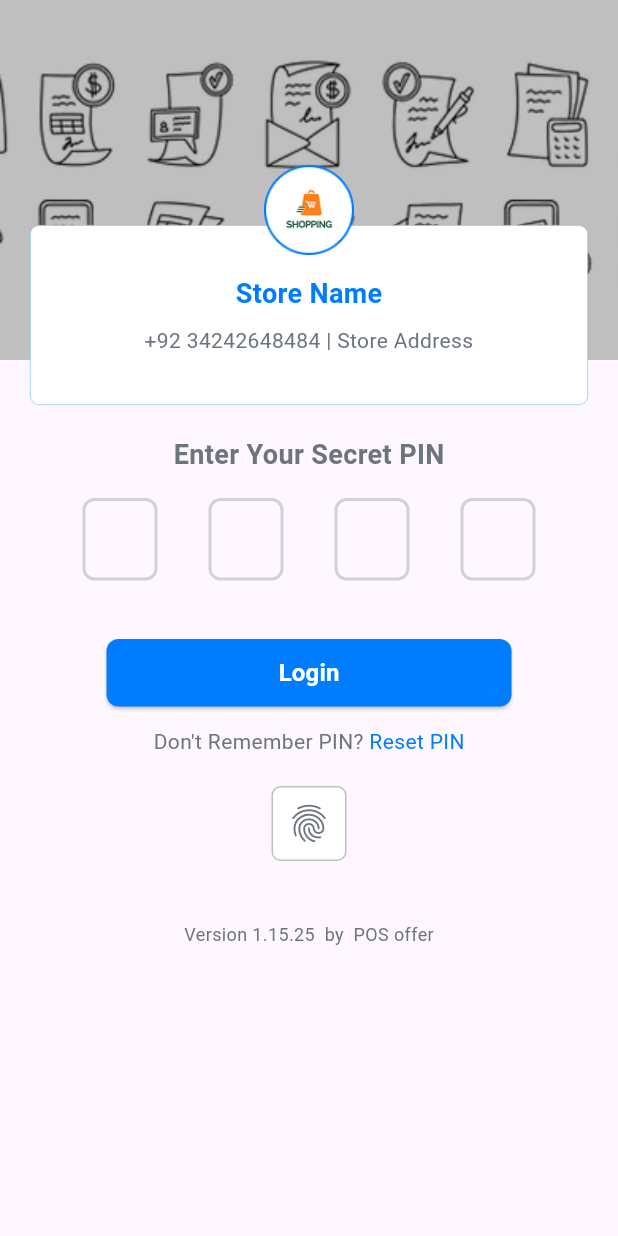
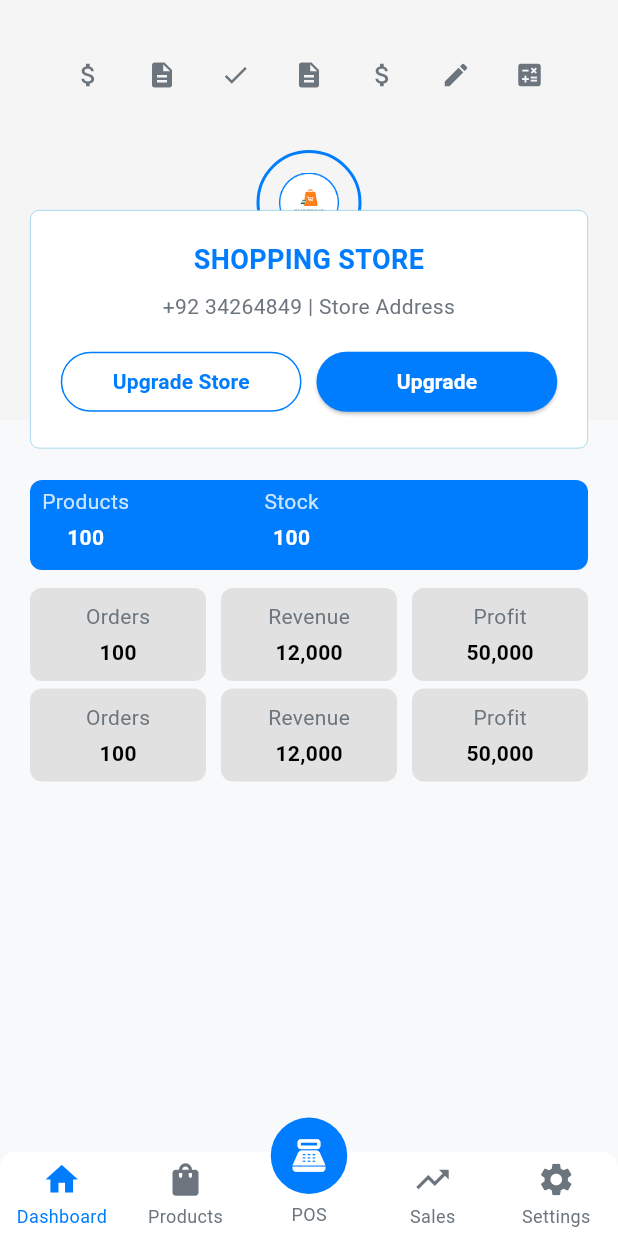
Before and after one commit to maliksubhan3018/Pos-Version-1, a Flutter app: the Login screen opened by its route, after a tap on "Login", on a phone screen of 412 x 824 dp. Run offline on Flutter 3.47's test engine with Material 3 defaults, Android fonts, the phone set to English and light mode, and no system bars; drawn by our look-alikes of persistent_bottom_nav_bar, pin_code_fields; our stand-ins replace fl_chart, get, image_picker.

Commit message:
dashboard and some updated names of widgets

```diff
--- a/lib/config/route.dart
+++ b/lib/config/route.dart
@@ -4,21 +4,18 @@ import 'package:posversion1/view/auth/login.dart';
 import 'package:posversion1/view/auth/set_security.dart';
 import 'package:posversion1/view/auth/store_profile.dart';
 import 'package:posversion1/view/auth/user_profile.dart';
+import 'package:posversion1/view/dashboard/dashboard.dart';
 import 'package:posversion1/view/splash/onboarding.dart';
 import 'package:posversion1/view/splash/splash.dart';
 
 class AppRoutes {
-  static routes() =>[
+  static routes() => [
     GetPage(name: MyPagesName.splash, page: () => const Splash()),
-
     GetPage(name: MyPagesName.onboarding, page: () => const Onboarding()),
     GetPage(name: MyPagesName.userprofile, page: () => const UserProfile()),
     GetPage(name: MyPagesName.storeProfile, page: () => const StoreProfile()),
     GetPage(name: MyPagesName.setSecurity, page: () => const SetSecurity()),
     GetPage(name: MyPagesName.login, page: () => const Login()),
-// GetPage(name: MyPagesName.onboarding1, page: () => const Onboarding1()),
-
-
-
+    GetPage(name: MyPagesName.dashboard, page: () => const Dashboard()),
   ];
 }
--- a/lib/config/route_name.dart
+++ b/lib/config/route_name.dart
@@ -8,4 +8,5 @@ class MyPagesName {
   static const String setSecurity = "/SetSecurity";
   static const String onboarding1 = "/Onboarding1";
   static const String login = "/Login";
+  static const String dashboard = "/Dashboard";
 }
--- a/lib/view/auth/login.dart
+++ b/lib/view/auth/login.dart
@@ -1,6 +1,8 @@
 import 'package:flutter/material.dart';
+import 'package:get/get.dart';
 import 'package:pin_code_fields/pin_code_fields.dart';
-import 'package:posversion1/widgets/custom_button.dart';
+import 'package:posversion1/config/route_name.dart';
+import 'package:posversion1/widgets/button.dart';
 import 'package:posversion1/widgets/mycolors.dart';
 import 'package:posversion1/widgets/myimages.dart';
 
@@ -113,7 +115,9 @@ class Login extends StatelessWidget {
               padding: EdgeInsets.symmetric(horizontal: 20),
               child: CustomButton(
                 text: 'Login',
-                onPressed: () {},
+                onPressed: () {
+                  Get.toNamed(MyPagesName.dashboard);
+                },
                 isSubmit: true,
               ),
             ),
@@ -149,7 +153,7 @@ class Login extends StatelessWidget {
               child: Icon(Icons.fingerprint, color: AppColors.gray, size: 30),
             ),
             SizedBox(height: 40),
-             Text(
+            Text(
               'Version 1.15.25  by  POS offer',
               style: TextStyle(color: AppColors.gray, fontSize: 12),
             ),
--- /dev/null
+++ b/lib/view/dashboard/dashboard.dart
@@ -0,0 +1,249 @@
+// ignore_for_file: deprecated_member_use
+
+import 'package:fl_chart/fl_chart.dart';
+import 'package:flutter/material.dart';
+import 'package:persistent_bottom_nav_bar/persistent_bottom_nav_bar.dart';
+import 'package:posversion1/widgets/mycolors.dart';
+import 'package:posversion1/widgets/store_header.dart';
+
+class Dashboard extends StatefulWidget {
+  const Dashboard({super.key});
+
+  @override
+  State<Dashboard> createState() => _DashboardState();
+}
+
+class _DashboardState extends State<Dashboard> {
+  late PersistentTabController _controller;
+
+  @override
+  void initState() {
+    super.initState();
+    _controller = PersistentTabController(initialIndex: 0);
+  }
+
+  List<Widget> _buildScreens() {
+    return [
+      const _DashboardHome(),
+      const Center(child: Text("Products Page")),
+      const Center(child: Text("POS Page")),
+      const Center(child: Text("Sales Page")),
+      const Center(child: Text("Settings Page")),
+    ];
+  }
+
+  List<PersistentBottomNavBarItem> _navBarsItems() {
+    return [
+      PersistentBottomNavBarItem(
+        icon: const Icon(Icons.home),
+        title: ("Dashboard"),
+        activeColorPrimary: AppColors.blue,
+        inactiveColorPrimary: AppColors.gray,
+      ),
+      PersistentBottomNavBarItem(
+        icon: const Icon(Icons.shopping_bag),
+        title: ("Products"),
+        activeColorPrimary: AppColors.blue,
+        inactiveColorPrimary: AppColors.gray,
+      ),
+      PersistentBottomNavBarItem(
+        icon: const Icon(Icons.point_of_sale),
+        title: ("POS"),
+        activeColorPrimary: AppColors.blue,
+        inactiveColorPrimary: AppColors.gray,
+      ),
+      PersistentBottomNavBarItem(
+        icon: const Icon(Icons.trending_up),
+        title: ("Sales"),
+        activeColorPrimary: AppColors.blue,
+        inactiveColorPrimary: AppColors.gray,
+      ),
+      PersistentBottomNavBarItem(
+        icon: const Icon(Icons.settings),
+        title: ("Settings"),
+        activeColorPrimary: AppColors.blue,
+        inactiveColorPrimary: AppColors.gray,
+      ),
+    ];
+  }
+
+  @override
+  Widget build(BuildContext context) {
+    return PersistentTabView(
+      context,
+      controller: _controller,
+      screens: _buildScreens(),
+      items: _navBarsItems(),
+      // confineInSafeArea: true,
+      backgroundColor: Colors.white,
+      handleAndroidBackButtonPress: true,
+      resizeToAvoidBottomInset: true,
+      stateManagement: true,
+      // hideNavigationBarWhenKeyboardShows: true,
+      decoration: NavBarDecoration(
+        borderRadius: BorderRadius.circular(10.0),
+        colorBehindNavBar: Colors.white,
+      ),
+      // popAllScreensOnTapOfSelectedTab: true,
+      // popActionScreens: PopActionScreensType.all,
+      // itemAnimationProperties: const ItemAnimationProperties(
+      //   duration: Duration(milliseconds: 300),
+      //   curve: Curves.ease,
+      // ),
+      // screenTransitionAnimation: const ScreenTransitionAnimation(
+      //   animateTabTransition: true,
+      //   curve: Curves.easeInOut,
+      //   duration: Duration(milliseconds: 300),
+      // ),
+      navBarStyle: NavBarStyle.style15, // ✅ Style 15 (your requested style)
+    );
+  }
+}
+
+// ✅ Extracted your original dashboard content into a separate widget
+class _DashboardHome extends StatelessWidget {
+  const _DashboardHome();
+
+  @override
+  Widget build(BuildContext context) {
+    final screenWidth = MediaQuery.of(context).size.width;
+    final cardWidth =
+        (screenWidth - 60) / 3; // 3 cards, 2 gaps of 10, padding 20
+
+    return Scaffold(
+      backgroundColor: AppColors.lightGray,
+      body: SafeArea(
+        child: Column(
+          children: [
+            const StoreHeader(),
+            const SizedBox(height: 40),
+            // Metrics Section: Blue Container + Grey Cards
+            Padding(
+              padding: const EdgeInsets.symmetric(horizontal: 20.0),
+              child: Column(
+                children: [
+                  // Blue Container: Products & Stock
+                  _buildBlueContainer(),
+                  const SizedBox(height: 12),
+                  // Grey Cards: Orders, Revenue, Profit
+                  Row(
+                    children: [
+                      _buildGreyCard(cardWidth, '100', 'Orders'),
+                      const SizedBox(width: 10),
+                      _buildGreyCard(cardWidth, '12,000', 'Revenue'),
+                      const SizedBox(width: 10),
+                      _buildGreyCard(cardWidth, '50,000', 'Profit'),
+                    ],
+                  ),
+                  const SizedBox(height: 5),
+                  Row(
+                    children: [
+                      _buildGreyCard(cardWidth, '100', 'Orders'),
+                      const SizedBox(width: 10),
+                      _buildGreyCard(cardWidth, '12,000', 'Revenue'),
+                      const SizedBox(width: 10),
+                      _buildGreyCard(cardWidth, '50,000', 'Profit'),
+                    ],
+                  ),
+                ],
+              ),
+            ),
+            const SizedBox(height: 20),
+            // Sale Report with Chart
+            // _buildSaleReport(),
+            // const Spacer(),
+          ],
+        ),
+      ),
+      // ✅ Removed the old BottomNavigationBar (replaced by persistent nav)
+    );
+  }
+
+  // Blue Container: Products & Stock
+  static Widget _buildBlueContainer() {
+    return Container(
+      width: double.infinity,
+      height: 60,
+      padding: const EdgeInsets.symmetric(vertical: 4, horizontal: 8),
+      decoration: BoxDecoration(
+        color: AppColors.blue,
+        borderRadius: BorderRadius.circular(8),
+      ),
+      child: const Row(
+        children: [
+          _BlueMetric(label: 'Products', value: '100'),
+          SizedBox(width: 90),
+          _BlueMetric(label: 'Stock', value: '100'),
+        ],
+      ),
+    );
+  }
+
+  // Grey Card: Orders / Revenue / Profit
+  static Widget _buildGreyCard(double width, String value, String label) {
+    return Container(
+      width: width,
+      padding: const EdgeInsets.all(9),
+      decoration: BoxDecoration(
+        color: const Color.fromARGB(255, 225, 225, 225),
+        borderRadius: BorderRadius.circular(8),
+      ),
+      child: _GreyMetric(label: label, value: value),
+    );
+  }
+}
+
+// Blue Metric Widget
+class _BlueMetric extends StatelessWidget {
+  final String value;
+  final String label;
+
+  const _BlueMetric({required this.value, required this.label});
+
+  @override
+  Widget build(BuildContext context) {
+    return Column(
+      children: [
+        Text(
+          label,
+          style: TextStyle(fontSize: 14, color: Colors.white.withOpacity(0.8)),
+        ),
+        const SizedBox(height: 4),
+        Text(
+          value,
+          style: const TextStyle(
+            fontSize: 14,
+            fontWeight: FontWeight.bold,
+            color: Colors.white,
+          ),
+        ),
+      ],
+    );
+  }
+}
+
+// Grey Metric Widget
+class _GreyMetric extends StatelessWidget {
+  final String value;
+  final String label;
+
+  const _GreyMetric({required this.value, required this.label});
+
+  @override
+  Widget build(BuildContext context) {
+    return Column(
+      children: [
+        Text(label, style: TextStyle(fontSize: 14, color: AppColors.gray)),
+        const SizedBox(height: 4),
+        Text(
+          value,
+          style: const TextStyle(
+            fontSize: 14,
+            fontWeight: FontWeight.bold,
+            color: AppColors.black,
+          ),
+        ),
+      ],
+    );
+  }
+}
--- a/lib/view/splash/onboarding.dart
+++ b/lib/view/splash/onboarding.dart
@@ -2,7 +2,7 @@ import 'package:flutter/material.dart';
 import 'package:get/get.dart';
 import 'package:posversion1/config/route_name.dart';
 
-import 'package:posversion1/widgets/custom_button.dart';
+import 'package:posversion1/widgets/button.dart';
 import 'package:posversion1/widgets/myimages.dart';
 
 class Onboarding extends StatelessWidget {
--- a/lib/widgets/custom_button.dart
+++ b/lib/widgets/button.dart
@@ -24,7 +24,7 @@ class CustomButton extends StatelessWidget {
         child: ElevatedButton(
           onPressed: onPressed,
           style: ElevatedButton.styleFrom(
-            backgroundColor: AppColors.blue, // Updated here
+            backgroundColor: AppColors.blue,
             foregroundColor: AppColors.white,
             shape: RoundedRectangleBorder(
               borderRadius: BorderRadius.circular(8),
--- a/lib/widgets/custom_dropdown.dart
+++ b/lib/widgets/dropdown.dart
@@ -49,7 +49,7 @@ class CustomDropdown extends StatelessWidget {
               fillColor: Colors.white,
               contentPadding: const EdgeInsets.symmetric(
                 horizontal: 12,
-                vertical: 8, // Reduced vertical padding to decrease height
+                vertical: 8,
               ),
             ),
           ),
--- /dev/null
+++ b/lib/widgets/store_header.dart
@@ -0,0 +1,139 @@
+// lib/widgets/store_header.dart
+import 'package:flutter/material.dart';
+import 'package:posversion1/widgets/mycolors.dart';
+import 'package:posversion1/widgets/myimages.dart';
+
+class StoreHeader extends StatelessWidget {
+  const StoreHeader({super.key});
+
+  @override
+  Widget build(BuildContext context) {
+    return Stack(
+      clipBehavior: Clip.none,
+      children: [
+        Container(
+          height: 280,
+          width: double.infinity,
+          decoration: BoxDecoration(
+            color: Colors.grey[100],
+          ),
+        ),
+        Positioned(
+          top: 40,
+          left: 20,
+          right: 20,
+          child: Row(
+            mainAxisAlignment: MainAxisAlignment.spaceEvenly,
+            children: [
+              Icon(Icons.attach_money, size: 20, color: AppColors.gray),
+              Icon(Icons.description, size: 20, color: AppColors.gray),
+              Icon(Icons.check, size: 20, color: AppColors.gray),
+              Icon(Icons.description, size: 20, color: AppColors.gray),
+              Icon(Icons.attach_money, size: 20, color: AppColors.gray),
+              Icon(Icons.edit, size: 20, color: AppColors.gray),
+              Icon(Icons.calculate, size: 20, color: AppColors.gray),
+            ],
+          ),
+        ),
+        Positioned(
+          top: 100,
+          left: 0,
+          right: 0,
+          child: Center(
+            child: Container(
+              width: 70,
+              height: 70,
+              decoration: BoxDecoration(
+                shape: BoxShape.circle,
+                color: Colors.transparent,
+                border: Border.all(
+                  color: AppColors.blue,
+                  width: 2,
+                ),
+              ),
+              child: Center(
+                child: Image.asset(
+                  MyImages.shoppinglogo,
+                  height: 40,
+                  width: 40,
+                ),
+              ),
+            ),
+          ),
+        ),
+        Positioned(
+          top: 140,
+          left: 20,
+          right: 20,
+          child: Container(
+            padding: EdgeInsets.all(20),
+            decoration: BoxDecoration(
+              color: AppColors.white,
+              borderRadius: BorderRadius.circular(6),
+              border: Border.all(
+                width: 0.5,
+                color: const Color.fromARGB(255, 143, 204, 232),
+              ),
+            ),
+            child: Column(
+              mainAxisSize: MainAxisSize.min,
+              children: [
+                Text(
+                  'SHOPPING STORE',
+                  style: TextStyle(
+                    fontSize: 18,
+                    fontWeight: FontWeight.bold,
+                    color: AppColors.blue,
+                  ),
+                  textAlign: TextAlign.center,
+                ),
+                const SizedBox(height: 8),
+                Text(
+                  '+92 34264849 | Store Address',
+                  style: TextStyle(color: AppColors.gray, fontSize: 14),
+                  textAlign: TextAlign.center,
+                ),
+                const SizedBox(height: 16),
+                Row(
+                  children: [
+                    Expanded(
+                      child: OutlinedButton(
+                        onPressed: () {},
+                        style: OutlinedButton.styleFrom(
+                          side: BorderSide(color: AppColors.blue),
+                        ),
+                        child: Text(
+                          'Upgrade Store',
+                          style: TextStyle(
+                            color: AppColors.blue,
+                            fontWeight: FontWeight.w600,
+                          ),
+                        ),
+                      ),
+                    ),
+                    const SizedBox(width: 10),
+                    Expanded(
+                      child: ElevatedButton(
+                        onPressed: () {},
+                        style: ElevatedButton.styleFrom(
+                          backgroundColor: AppColors.blue,
+                        ),
+                        child: Text(
+                          'Upgrade',
+                          style: TextStyle(
+                            color: Colors.white,
+                            fontWeight: FontWeight.w600,
+                          ),
+                        ),
+                      ),
+                    ),
+                  ],
+                ),
+              ],
+            ),
+          ),
+        ),
+      ],
+    );
+  }
+}
--- a/lib/widgets/custom_text_field.dart
+++ b/lib/widgets/text_form_field.dart
@@ -53,10 +53,10 @@ class CustomTextField extends StatelessWidget {
               ),
               filled: true,
               fillColor: Colors.white,
-              isDense: true, // reduces default vertical padding
+              isDense: true,
               contentPadding: const EdgeInsets.symmetric(
                 horizontal: 8,
-                vertical: 6, // smaller vertical padding
+                vertical: 6,
               ),
               suffixIcon: suffixIcon,
             ),
--- a/lib/widgets/custom_upload_field.dart
+++ b/lib/widgets/upload_field.dart
@@ -19,26 +19,26 @@ class CustomUploadField extends StatelessWidget {
   @override
   Widget build(BuildContext context) {
     return Padding(
-      padding: const EdgeInsets.only(bottom: 1),
+      padding:  EdgeInsets.only(bottom: 1),
       child: Column(
         crossAxisAlignment: CrossAxisAlignment.start,
         children: [
           Text(
             label,
-            style: const TextStyle(
+            style:  TextStyle(
               fontSize: 14,
               fontWeight: FontWeight.w500,
               color: Colors.black87,
             ),
           ),
-          const SizedBox(height: 1),
+           SizedBox(height: 1),
           GestureDetector(
             onTap: onTap,
             child: Container(
               width: double.infinity,
-              height: 42, // smaller height for compact look
+              height: 42,
               decoration: BoxDecoration(
-                color: Colors.white, // no border, just plain white background
+                color: Colors.white,
                 borderRadius: BorderRadius.circular(6),
               ),
               child: image != null
@@ -52,7 +52,7 @@ class CustomUploadField extends StatelessWidget {
                       ),
                     )
                   : Padding(
-                      padding: const EdgeInsets.symmetric(horizontal: 10),
+                      padding:  EdgeInsets.symmetric(horizontal: 10),
                       child: Row(
                         children: [
                           Icon(
@@ -60,7 +60,7 @@ class CustomUploadField extends StatelessWidget {
                             color: Colors.grey.shade500,
                             size: 18,
                           ),
-                          const SizedBox(width: 6),
+                           SizedBox(width: 6),
                           Expanded(
                             child: Text(
                               placeholder ?? 'Upload Image',
--- a/pubspec.yaml
+++ b/pubspec.yaml
@@ -39,6 +39,7 @@ dependencies:
   image_picker: ^1.2.0
   flutter_otp_text_field: ^1.5.1+1
   pin_code_fields: ^8.0.1
+  fl_chart: ^1.1.1
 
 dev_dependencies:
   flutter_test:
```
Also changed, not shown: lib/view/auth/set_security.dart (+4 -4 lines), lib/view/auth/store_profile.dart (+5 -5 lines), lib/view/auth/user_profile.dart (+4 -4 lines), lib/widgets/app_bar.dart (renamed from lib/widgets/custom_app_bar.dart), pubspec.lock. Lines whose indentation alone changed are shown as unchanged.
